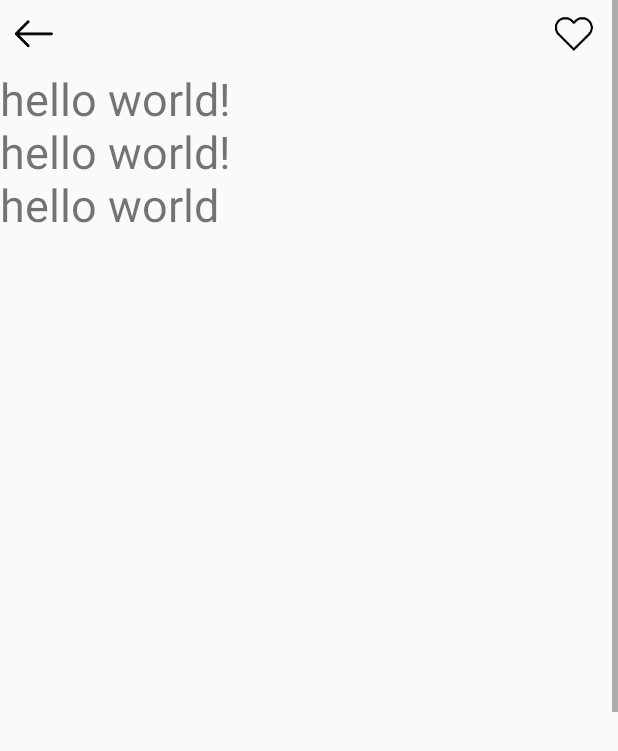
After one commit to SojeongRyu/KoreanFoodClassifier, an Android app: the OutputActivity screen opened directly, with no data from a screen before it, on a phone screen of 412 x 824 dp. The commit adds this screen. Shown: the top 751 px of the screen. Run offline under Robolectric (Android 15) with nearby library versions, the phone set to English and light mode, and no system bars.

Commit message:
add output display

```diff
--- a/KoreanFoodClassifier/app/src/main/AndroidManifest.xml
+++ b/KoreanFoodClassifier/app/src/main/AndroidManifest.xml
@@ -18,7 +18,8 @@
         </activity>
 
         <activity android:name=".ScrappedActivity"/>
-        <activity android:name="ClickedRecipeActivity"/>
+        <activity android:name=".ClickedRecipeActivity"/>
+        <activity android:name=".OutputActivity"/>
 
     </application>
 
--- a/KoreanFoodClassifier/app/src/main/java/com/example/sojeong/koreanfoodclassifier/MainActivity.java
+++ b/KoreanFoodClassifier/app/src/main/java/com/example/sojeong/koreanfoodclassifier/MainActivity.java
@@ -49,6 +49,10 @@ public class MainActivity extends AppCompatActivity {
         }
     }
 
+    public void onCameraBtnClicked(View v){
+        Intent intent = new Intent(getApplicationContext(), OutputActivity.class);
+        startActivity(intent);
+    }
 
 
 }
--- /dev/null
+++ b/KoreanFoodClassifier/app/src/main/res/layout-xxxhdpi/recipe_output_display.xml
@@ -0,0 +1,63 @@
+<?xml version="1.0" encoding="utf-8"?>
+<android.support.constraint.ConstraintLayout xmlns:android="http://schemas.android.com/apk/res/android"
+    xmlns:app="http://schemas.android.com/apk/res-auto"
+    xmlns:tools="http://schemas.android.com/tools"
+    android:layout_width="match_parent"
+    android:layout_height="match_parent"
+    tools:context=".OutputActivity">
+
+    <ScrollView
+        android:layout_width="match_parent"
+        android:layout_height="wrap_content">
+
+        <RelativeLayout
+            android:layout_width="match_parent"
+            android:layout_height="wrap_content">
+
+            <CheckBox
+                android:id="@+id/btn_selector"
+                android:layout_width="42dp"
+                android:layout_height="45dp"
+                android:layout_alignParentTop="true"
+                android:layout_alignParentRight="true"
+                android:button="@drawable/scrap_button_on_off"
+                android:duplicateParentState="false" />
+
+            <ImageButton
+                android:id="@+id/btn_back2"
+                android:layout_width="45dp"
+                android:layout_height="45dp"
+                android:layout_alignParentLeft="true"
+                android:layout_alignParentTop="true"
+                android:background="@android:color/transparent"
+                android:onClick="onBackBtnClicked"
+                android:padding="0dp"
+                android:src="@drawable/back" />
+
+            <TextView
+                android:id="@+id/recipe_context"
+                android:layout_width="match_parent"
+                android:layout_height="wrap_content"
+                android:layout_below="@id/btn_back2"
+                android:layout_marginTop="0dp"
+                android:text="hello world!\nhello world!\nhello world\n\n\n\n\n\n\n\n\n\n\n\n\n\n\n\n\n\n\n\n\n\n\n\n\n\n\n\n\n\n\n\n\n\n\hello world"
+                android:textSize="30dp" />
+
+            <ImageButton
+                android:id="@+id/ok_button"
+                android:layout_width="99dp"
+                android:layout_height="57dp"
+                android:layout_alignParentBottom="true"
+                android:layout_centerHorizontal="true"
+                android:layout_marginEnd="146dp"
+                android:layout_marginRight="146dp"
+                android:layout_marginBottom="15dp"
+                android:layout_below="@id/recipe_context"
+                android:background="@android:color/transparent"
+                android:src="@drawable/ok_button" />
+
+        </RelativeLayout>
+    </ScrollView>
+
+
+</android.support.constraint.ConstraintLayout>
--- a/KoreanFoodClassifier/app/src/main/res/layout/activity_main.xml
+++ b/KoreanFoodClassifier/app/src/main/res/layout/activity_main.xml
@@ -33,6 +33,7 @@
             android:layout_below="@id/textView"
             android:layout_centerHorizontal="true"
             android:background="@android:color/transparent"
+            android:onClick="onCameraBtnClicked"
             android:src="@drawable/camera" />
 
         <ImageButton
--- a/KoreanFoodClassifier/app/src/main/res/layout/scrap_display.xml
+++ b/KoreanFoodClassifier/app/src/main/res/layout/scrap_display.xml
@@ -24,7 +24,7 @@
         <ListView
             android:id="@+id/recipe_list"
             android:layout_width="match_parent"
-            android:layout_height="466dp"
+            android:layout_height="match_parent"
             android:layout_below="@id/btn_back1"
             android:scrollbars="vertical" />
     </RelativeLayout>
```
Also changed, not shown: KoreanFoodClassifier/app/src/main/java/com/example/sojeong/koreanfoodclassifier/OutputActivity.java (added, +69 -0 lines), KoreanFoodClassifier/app/src/main/res/layout-xxxhdpi/info_display.xml (deleted, +0 -30 lines), KoreanFoodClassifier/app/src/main/res/drawable-xxxhdpi/ok_button.png (added).
